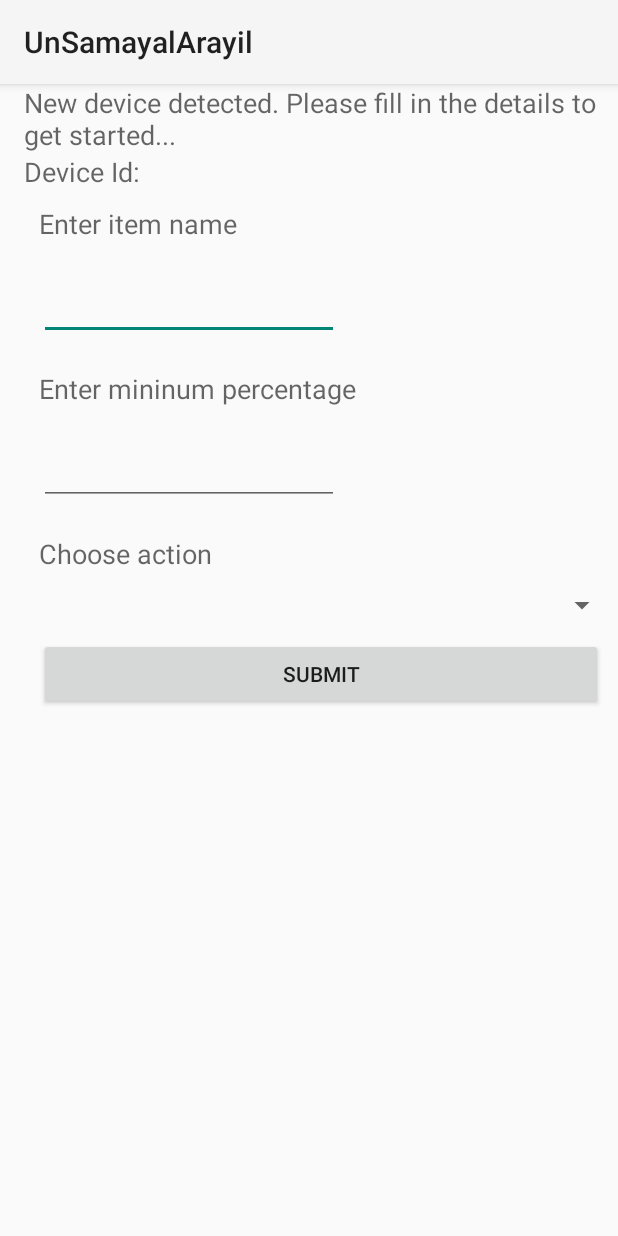
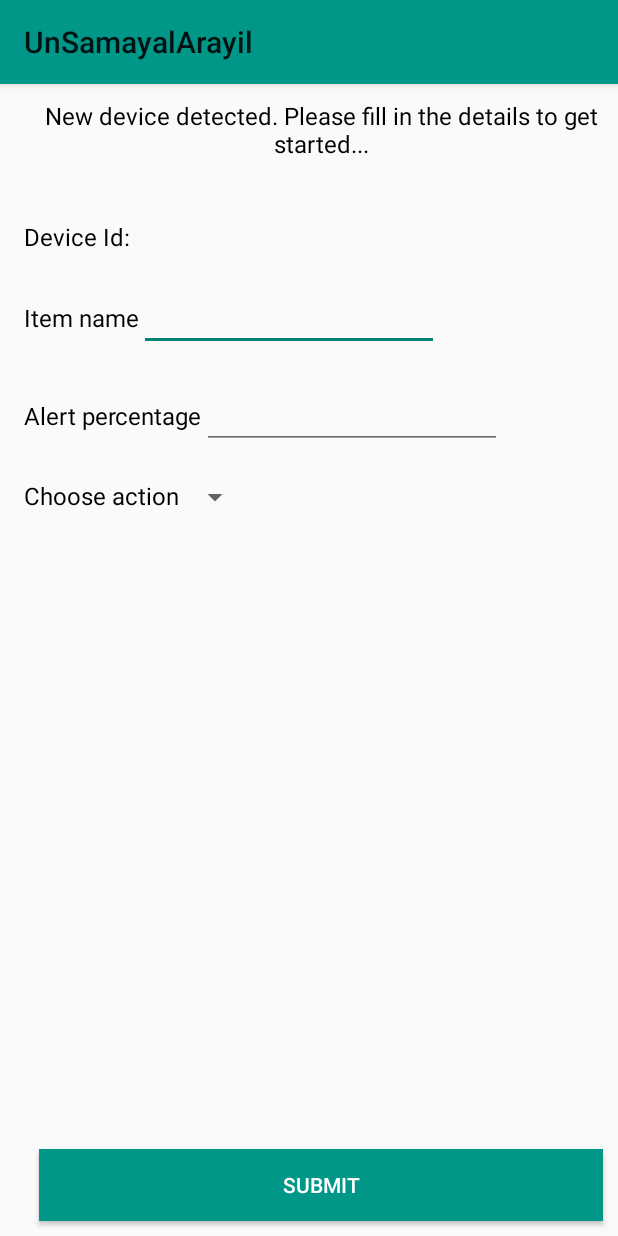
Before and after one commit to UnSamayalArayil/Patiyal, an Android app: the layout activity_new_device.xml on its own in the app's theme, with its tools: preview values and no code run, on a phone screen of 412 x 824 dp. Run offline under Robolectric (Android 15) with nearby library versions, the phone set to English and light mode, and no system bars.

Commit message:
Arvind: UI changes in add new item

```diff
--- a/app/src/main/java/io/github/dnivra26/unsamayalarayil/NewDeviceActivity.java
+++ b/app/src/main/java/io/github/dnivra26/unsamayalarayil/NewDeviceActivity.java
@@ -26,6 +26,7 @@ import retrofit.Callback;
 import retrofit.RestAdapter;
 import retrofit.RetrofitError;
 import retrofit.client.Response;
+import uk.co.chrisjenx.calligraphy.CalligraphyContextWrapper;
 
 
 public class NewDeviceActivity extends Activity {
@@ -157,4 +158,9 @@ public class NewDeviceActivity extends Activity {
 
         return super.onOptionsItemSelected(item);
     }
+
+    @Override
+    protected void attachBaseContext(Context newBase) {
+        super.attachBaseContext(CalligraphyContextWrapper.wrap(newBase));
+    }
 }
--- a/app/src/main/res/layout/activity_new_device.xml
+++ b/app/src/main/res/layout/activity_new_device.xml
@@ -1,126 +1,163 @@
-<LinearLayout xmlns:android="http://schemas.android.com/apk/res/android"
-    xmlns:tools="http://schemas.android.com/tools" android:layout_width="match_parent"
-    android:layout_height="match_parent" android:paddingLeft="@dimen/activity_horizontal_margin"
-    android:orientation="vertical"
+<RelativeLayout xmlns:android="http://schemas.android.com/apk/res/android"
+    xmlns:tools="http://schemas.android.com/tools"
+    android:layout_width="match_parent"
+    android:layout_height="match_parent"
+    android:paddingLeft="@dimen/activity_horizontal_margin"
+
     tools:context="io.github.dnivra26.unsamayalarayil.NewDeviceActivity">
 
-    <TextView android:text="@string/new_device_message"
+    <LinearLayout
         android:layout_width="wrap_content"
         android:layout_height="wrap_content"
-        android:textAppearance="?android:attr/textAppearanceMedium"
-        android:id="@+id/textView" />
+        android:orientation="vertical">
 
         <TextView
+            android:id="@+id/textView"
+            style="@style/textStyle"
             android:layout_width="wrap_content"
             android:layout_height="wrap_content"
+            android:layout_gravity="center"
+            android:layout_margin="10dp"
+            android:gravity="center"
+            android:text="@string/new_device_message"
+
             android:textAppearance="?android:attr/textAppearanceMedium"
-        android:id="@+id/deviceId"
-        android:text="Device Id: "
-        tools:text="Device Id: "/>
+            android:textAlignment="center" />
 
         <TextView
+            android:id="@+id/deviceId"
+            style="@style/textStyle"
             android:layout_width="wrap_content"
             android:layout_height="wrap_content"
+            android:layout_marginTop="30dp"
+            android:text="Device Id: "
+            android:textAppearance="?android:attr/textAppearanceMedium"
+            tools:text="Device Id: " />
+
+        <LinearLayout
+            android:layout_width="wrap_content"
+            android:layout_height="wrap_content"
+            android:layout_marginTop="20dp"
+            android:orientation="horizontal">
+
+            <TextView
                 android:id="@+id/deviceNameHelperText"
+                style="@style/textStyle"
+                android:layout_width="wrap_content"
+                android:layout_height="wrap_content"
                 android:text="@string/device_name_helper_text"
-        android:layout_margin="10dp"
-        android:textAppearance="?android:attr/textAppearanceMedium"
-        />
+                android:textAppearance="?android:attr/textAppearanceMedium" />
+
             <EditText
+                android:id="@+id/deviceName"
+                android:layout_width="200dp"
+                android:layout_height="wrap_content" />
+        </LinearLayout>
+
+        <LinearLayout
+            android:layout_width="wrap_content"
+            android:layout_height="wrap_content"
+            android:layout_marginTop="20dp"
+            android:orientation="horizontal">
+
+            <TextView
+                android:id="@+id/alertPercentageHelperText"
+                style="@style/textStyle"
+                android:layout_width="wrap_content"
+                android:layout_height="wrap_content"
+                android:text="@string/alert_percentage_helper_text"
+                android:textAppearance="?android:attr/textAppearanceMedium" />
+
+            <EditText
+                android:id="@+id/alertPercentage"
                 android:layout_width="200dp"
                 android:layout_height="wrap_content"
-        android:id="@+id/deviceName"
-        android:layout_margin="10dp"
-         />
-    <TextView
+                android:inputType="number" />
+        </LinearLayout>
+
+        <LinearLayout
             android:layout_width="wrap_content"
             android:layout_height="wrap_content"
-        android:layout_margin="10dp"
-        android:id="@+id/alertPercentageHelperText"
-        android:text="@string/alert_percentage_helper_text"
-        tools:text="Enter mininum percentage"
-        android:textAppearance="?android:attr/textAppearanceMedium"
-        />
-
-    <EditText
-        android:layout_width="200dp"
-        android:layout_height="wrap_content"
-        android:layout_margin="10dp"
-        android:id="@+id/alertPercentage"
-        android:inputType="number"
-         />
+            android:layout_marginTop="20dp"
+            android:orientation="horizontal">
 
             <TextView
+                style="@style/textStyle"
                 android:layout_width="wrap_content"
                 android:layout_height="wrap_content"
-        android:layout_margin="10dp"
                 android:text="Choose action"
-        android:textAppearance="?android:attr/textAppearanceMedium"
-        />
+                android:textAppearance="?android:attr/textAppearanceMedium" />
 
             <Spinner
                 android:id="@+id/actions_spinner"
                 android:layout_width="fill_parent"
+                style="@style/textStyle"
                 android:layout_height="wrap_content" />
+        </LinearLayout>
 
         <EditText
+            android:id="@+id/phoneNumber"
+            android:layout_width="match_parent"
+            android:layout_marginTop="20dp"
+            android:layout_height="wrap_content"
+            android:layout_gravity="center_horizontal"
+            android:ems="10"
+            android:inputType="phone"
+            android:visibility="gone" />
+
+        <LinearLayout
+            android:id="@+id/locationLayout"
+            android:layout_width="wrap_content"
+            android:layout_marginTop="20dp"
+            tools:visibility="gone"
+            android:layout_height="wrap_content"
+            android:orientation="horizontal"
+            android:visibility="gone">
+
+            <TextView
+                style="@style/textStyle"
+                android:layout_width="wrap_content"
+                android:layout_height="wrap_content"
+                android:text="Lat"
+                android:textAppearance="?android:attr/textAppearanceMedium" />
+
+            <EditText
+                android:id="@+id/lattitude"
                 android:layout_width="match_parent"
                 android:layout_height="wrap_content"
-        android:inputType="phone"
-        android:ems="10"
-        android:visibility="gone"
-        android:id="@+id/phoneNumber"
-        android:layout_gravity="center_horizontal" />
+                android:layout_gravity="center_horizontal"
+                android:ems="5"
+                android:inputType="numberDecimal" />
 
-    <LinearLayout
+            <TextView
+                style="@style/textStyle"
                 android:layout_width="wrap_content"
                 android:layout_height="wrap_content"
-        android:id="@+id/locationLayout"
-        android:visibility="gone"
-        android:orientation="horizontal">
-        <TextView
-            android:layout_width="wrap_content"
-            android:layout_height="wrap_content"
-            android:textAppearance="?android:attr/textAppearanceMedium"
-            android:text="Lat"/>
+                android:text="Long"
+                android:textAppearance="?android:attr/textAppearanceMedium" />
 
             <EditText
+                android:id="@+id/longitude"
                 android:layout_width="match_parent"
                 android:layout_height="wrap_content"
-            android:inputType="numberDecimal"
+                android:layout_gravity="center_horizontal"
                 android:ems="5"
-            android:id="@+id/lattitude"
-            android:layout_gravity="center_horizontal" />
-
-        <TextView
-            android:layout_width="wrap_content"
-            android:layout_height="wrap_content"
-            android:textAppearance="?android:attr/textAppearanceMedium"
-            android:text="Long"/>
-
-        <EditText
-            android:layout_width="match_parent"
-            android:layout_height="wrap_content"
-            android:inputType="numberDecimal"
-            android:ems="5"
-            android:id="@+id/longitude"
-            android:layout_gravity="center_horizontal" />
+                android:inputType="numberDecimal" />
 
         </LinearLayout>
 
+    </LinearLayout>
+
+    <Button
+        android:id="@+id/deviceSubmitButton"
+        android:layout_width="match_parent"
+        android:layout_height="wrap_content"
+        android:layout_alignParentBottom="true"
+        android:background="@color/green"
+        android:textColor="@android:color/white"
+        android:layout_margin="10dp"
+        android:text="@string/submit"
+        tools:text="SUBMIT" />
 
 
-    <Button
-        android:layout_width="match_parent"
-        android:layout_height="wrap_content"
-        android:layout_margin="10dp"
-        android:text="@string/submit"
-        tools:text="SUBMIT"
-        android:id="@+id/deviceSubmitButton" />
-
-
-
-
-
-
-</LinearLayout>
+</RelativeLayout>
--- a/app/src/main/res/values-v21/styles.xml
+++ b/app/src/main/res/values-v21/styles.xml
@@ -1,5 +1,10 @@
 <?xml version="1.0" encoding="utf-8"?>
 <resources>
     <style name="AppTheme" parent="android:Theme.Material.Light">
+        <item name="android:colorPrimary">@color/green</item>
+        <item name="android:colorPrimaryDark">@color/darker_green</item>
+
     </style>
+
+
 </resources>
--- a/app/src/main/res/values/colors.xml
+++ b/app/src/main/res/values/colors.xml
@@ -3,4 +3,6 @@
     <color name="blue">#4577b4</color>
     <color name="darker_blue">#375F90</color>
     <color name="grey">#6f6f6f</color>
+    <color name="green">#009688</color>
+    <color name="darker_green">#004D40</color>
 </resources>
--- a/app/src/main/res/values/strings.xml
+++ b/app/src/main/res/values/strings.xml
@@ -16,11 +16,11 @@
     <string name="hello_blank_fragment">Hello blank fragment</string>
     <string name="register_button">REGISTER DEVICE</string>
     <string name="welcome_message">UnSamayalArayil</string>
-    <string name="title_activity_new_device">NewDeviceActivity</string>
+    <string name="title_activity_new_device">Add a new item...</string>
 
     <string name="hello_world">Hello world!</string>
-    <string name="alert_percentage_helper_text">Enter minimum percentage</string>
-    <string name="device_name_helper_text">Enter item name</string>
+    <string name="alert_percentage_helper_text">Alert percentage</string>
+    <string name="device_name_helper_text">Item name</string>
     <string name="new_device_message">New device detected. Please fill in the details to get started...</string>
     <string name="submit">submit</string>
     <string name="new_device_alert">New device added. Click to configure.</string>
--- a/app/src/main/res/values/styles.xml
+++ b/app/src/main/res/values/styles.xml
@@ -3,6 +3,23 @@
     <!-- Base application theme. -->
     <style name="AppTheme" parent="android:Theme.Holo.Light.DarkActionBar">
         <!-- Customize your theme here. -->
+        <item name="android:actionBarStyle">@style/MyActionBar</item>
+    </style>
+
+    <style name="CustomActionBarTheme"
+        parent="@android:style/Theme.Holo.Light.DarkActionBar">
+        <item name="android:actionBarStyle">@style/MyActionBar</item>
+    </style>
+
+    <!-- ActionBar styles -->
+    <style name="MyActionBar"
+        parent="@android:style/Widget.Holo.Light.ActionBar.Solid.Inverse">
+        <item name="android:background">@color/green</item>
+    </style>
+
+    <style name="textStyle" parent="android:TextAppearance">
+        <item name="fontPath">Gotham-Book.otf</item>
+        <item name="android:textColor">@android:color/black</item>
     </style>
 
 </resources>
```
Also changed, not shown: app/src/main/assets/Gotham-Book.otf (added). Lines whose indentation alone changed are shown as unchanged.
